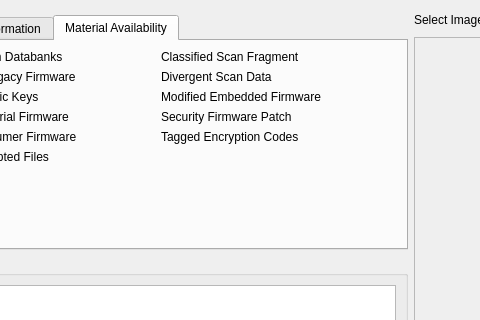
Old version of the form src/RouteViewer.ui in the repository neotron/EDPathFinder; both pictures show x 101 to 581 and y 0 to 320 of the 1040 by 585 pixel window.
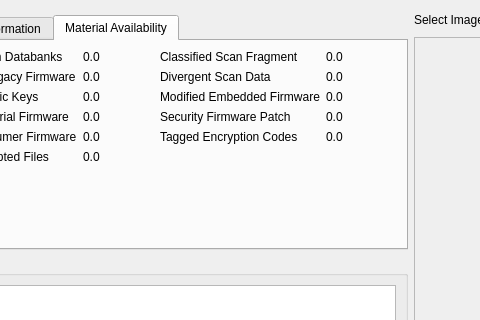
New version of the form. The open tabs and pages were chosen to show the change. Icons and pictures are not drawn. Custom widgets are drawn as their Qt base class.

Patch:
```diff
--- a/src/RouteViewer.ui
+++ b/src/RouteViewer.ui
@@ -64,8 +64,8 @@
           <rect>
            <x>0</x>
            <y>0</y>
-           <width>512</width>
-           <height>493</height>
+           <width>502</width>
+           <height>477</height>
           </rect>
          </property>
         </widget>
@@ -614,6 +614,27 @@
        <layout class="QVBoxLayout" name="verticalLayout">
         <item>
          <layout class="QGridLayout" name="materials">
+          <item row="0" column="1">
+           <widget class="QLabel" name="csdProb">
+            <property name="text">
+             <string>0.0</string>
+            </property>
+           </widget>
+          </item>
+          <item row="1" column="1">
+           <widget class="QLabel" name="slfProb">
+            <property name="text">
+             <string>0.0</string>
+            </property>
+           </widget>
+          </item>
+          <item row="4" column="1">
+           <widget class="QLabel" name="mcfProb">
+            <property name="text">
+             <string>0.0</string>
+            </property>
+           </widget>
+          </item>
           <item row="1" column="0">
            <widget class="QLabel" name="slf">
             <property name="font">
@@ -624,20 +645,7 @@
             </property>
            </widget>
           </item>
-          <item row="0" column="1">
-           <widget class="QLabel" name="csf">
-            <property name="enabled">
-             <bool>true</bool>
-            </property>
-            <property name="font">
-             <font/>
-            </property>
-            <property name="text">
-             <string>Classified Scan Fragment</string>
-            </property>
-           </widget>
-          </item>
-          <item row="1" column="1">
+          <item row="1" column="2">
            <widget class="QLabel" name="dsd">
             <property name="font">
              <font/>
@@ -657,17 +665,7 @@
             </property>
            </widget>
           </item>
-          <item row="4" column="1">
-           <widget class="QLabel" name="tec">
-            <property name="font">
-             <font/>
-            </property>
-            <property name="text">
-             <string>Tagged Encryption Codes</string>
-            </property>
-           </widget>
-          </item>
-          <item row="3" column="1">
+          <item row="3" column="2">
            <widget class="QLabel" name="sfp">
             <property name="font">
              <font/>
@@ -677,13 +675,13 @@
             </property>
            </widget>
           </item>
-          <item row="5" column="0">
-           <widget class="QLabel" name="uef">
+          <item row="4" column="2">
+           <widget class="QLabel" name="tec">
             <property name="font">
              <font/>
             </property>
             <property name="text">
-             <string>Unusual Encrypted Files</string>
+             <string>Tagged Encryption Codes</string>
             </property>
            </widget>
           </item>
@@ -707,7 +705,7 @@
             </property>
            </widget>
           </item>
-          <item row="2" column="1">
+          <item row="2" column="2">
            <widget class="QLabel" name="mef">
             <property name="font">
              <font/>
@@ -717,6 +715,16 @@
             </property>
            </widget>
           </item>
+          <item row="5" column="0">
+           <widget class="QLabel" name="uef">
+            <property name="font">
+             <font/>
+            </property>
+            <property name="text">
+             <string>Unusual Encrypted Files</string>
+            </property>
+           </widget>
+          </item>
           <item row="0" column="0">
            <widget class="QLabel" name="csd">
             <property name="font">
@@ -727,6 +735,75 @@
             </property>
            </widget>
           </item>
+          <item row="0" column="2">
+           <widget class="QLabel" name="csf">
+            <property name="enabled">
+             <bool>true</bool>
+            </property>
+            <property name="font">
+             <font/>
+            </property>
+            <property name="text">
+             <string>Classified Scan Fragment</string>
+            </property>
+           </widget>
+          </item>
+          <item row="2" column="1">
+           <widget class="QLabel" name="oskProb">
+            <property name="text">
+             <string>0.0</string>
+            </property>
+           </widget>
+          </item>
+          <item row="5" column="1">
+           <widget class="QLabel" name="uefProb">
+            <property name="text">
+             <string>0.0</string>
+            </property>
+           </widget>
+          </item>
+          <item row="3" column="1">
+           <widget class="QLabel" name="cifProb">
+            <property name="text">
+             <string>0.0</string>
+            </property>
+           </widget>
+          </item>
+          <item row="0" column="3">
+           <widget class="QLabel" name="csfProb">
+            <property name="text">
+             <string>0.0</string>
+            </property>
+           </widget>
+          </item>
+          <item row="1" column="3">
+           <widget class="QLabel" name="dsdProb">
+            <property name="text">
+             <string>0.0</string>
+            </property>
+           </widget>
+          </item>
+          <item row="2" column="3">
+           <widget class="QLabel" name="mefProb">
+            <property name="text">
+             <string>0.0</string>
+            </property>
+           </widget>
+          </item>
+          <item row="3" column="3">
+           <widget class="QLabel" name="sfpProb">
+            <property name="text">
+             <string>0.0</string>
+            </property>
+           </widget>
+          </item>
+          <item row="4" column="3">
+           <widget class="QLabel" name="tecProb">
+            <property name="text">
+             <string>0.0</string>
+            </property>
+           </widget>
+          </item>
          </layout>
         </item>
         <item>
@@ -754,7 +831,7 @@
      <x>0</x>
      <y>0</y>
      <width>1040</width>
-     <height>21</height>
+     <height>22</height>
     </rect>
    </property>
   </widget>
```
